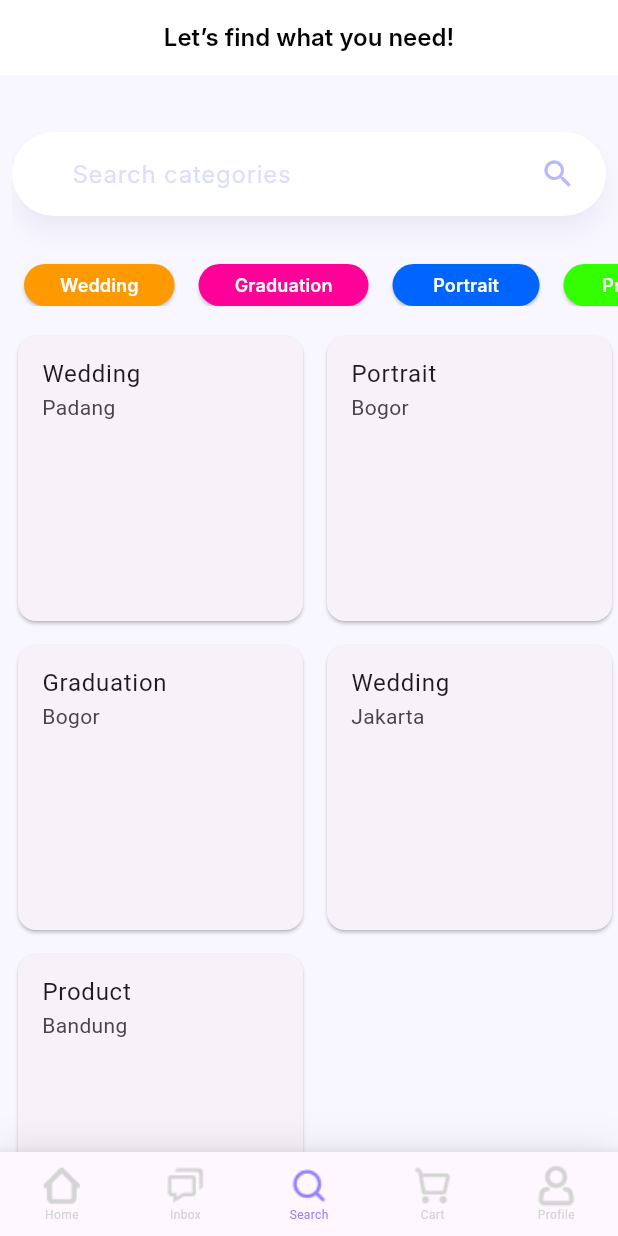
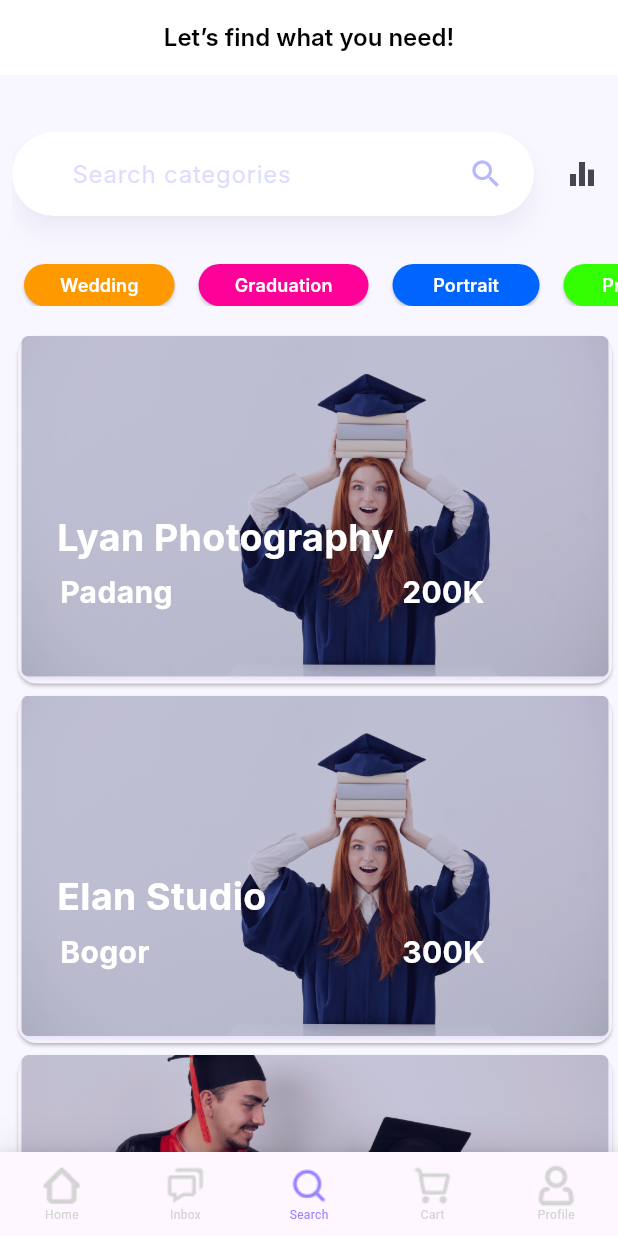
Before and after one commit to lukman-lua/FotoIn, a Flutter app: the screen it shows after launch, item 3 of the bottom bar chosen, on a phone screen of 412 x 824 dp. Run offline on Flutter 3.47's test engine with Material 3 defaults, Android fonts, the light colour scheme and no system bars; our stand-ins replace google_fonts; Roboto replaces fonts that are missing (Inter).

Commit message:
fix search

```diff
--- a/lib/model/item_data.dart
+++ b/lib/model/item_data.dart
@@ -2,22 +2,37 @@ import 'package:fotoin/model/item_model.dart';
 
 List<ItemModel> dummyData = [
   ItemModel(
+    price: '200',
+    name: 'Lyan Photography',
+    image: 'assets/wedding.png',
     location: 'Padang',
     category: 'Wedding',
   ),
   ItemModel(
+    price: '300',
+    name: 'Elan Studio',
+    image: 'assets/wedding.png',
     location: 'Bogor',
     category: 'Portrait',
   ),
   ItemModel(
+    price: '240',
+    name: 'Analogy Studio',
+    image: 'assets/graduation.png',
     location: 'Bogor',
     category: 'Graduation',
   ),
   ItemModel(
+    price: '260',
+    name: 'Wahyu Visual Studio',
+    image: 'assets/graduation.png',
     location: 'Jakarta',
     category: 'Wedding',
   ),
   ItemModel(
+    price: '160',
+    name: 'Mad House Studio',
+    image: 'assets/graduation.png',
     location: 'Bandung',
     category: 'Product',
   ),
--- a/lib/model/item_model.dart
+++ b/lib/model/item_model.dart
@@ -1,10 +1,14 @@
 class ItemModel {
-  // final String image;
+  final String image;
+  final String price;
+  final String name;
   final String location;
   final String category;
 
   ItemModel({
-    // required this.image,
+    required this.price,
+    required this.name,
+    required this.image,
     required this.location,
     required this.category,
   });
--- a/lib/search/searchpage.dart
+++ b/lib/search/searchpage.dart
@@ -1,4 +1,5 @@
 import 'package:flutter/material.dart';
+import 'package:flutter/widgets.dart';
 import 'package:fotoin/model/item_data.dart';
 import 'package:fotoin/model/item_model.dart';
 import 'package:fotoin/search/search_controller.dart';
@@ -26,8 +27,11 @@ class _SearchpageState extends State<Searchpage> {
       margin: const EdgeInsets.only(left: 8.0, top: 38.0,),
       child: ListView(
         children: [
-          Container(
-            margin: const EdgeInsets.only(right: 8.0,),
+         Row(
+  children: [
+    Expanded(
+      child: Container(
+        margin: const EdgeInsets.only(right: 8.0),
         child: SearchAnchor(
           isFullScreen: false,
           viewBackgroundColor: Colors.white,
@@ -41,8 +45,9 @@ class _SearchpageState extends State<Searchpage> {
               ),
               backgroundColor: MaterialStateProperty.all(Colors.white),
               surfaceTintColor: MaterialStateProperty.all(Colors.white),
-                    padding:  MaterialStateProperty.all<EdgeInsets>(
-                        EdgeInsets.symmetric(horizontal: 20.0)),
+              padding: MaterialStateProperty.all<EdgeInsets>(
+                EdgeInsets.symmetric(horizontal: 20.0),
+              ),
               hintText: "Search categories",
               hintStyle: MaterialStateProperty.all(
                 const TextStyle(
@@ -64,7 +69,8 @@ class _SearchpageState extends State<Searchpage> {
                   Icons.search,
                   color: Color.fromRGBO(184, 184, 255, 1),
                 ),
-                    ]);
+              ],
+            );
           },
           suggestionsBuilder: (BuildContext context, SearchController controller) {
             return List<ListTile>.generate(5, (int index) {
@@ -79,6 +85,68 @@ class _SearchpageState extends State<Searchpage> {
           },
         ),
       ),
+    ),
+    IconButton(
+      onPressed: () {
+        showModalBottomSheet(
+          backgroundColor: Color.fromARGB(255, 237, 238, 248),
+          context: context, builder: (context){
+
+          return StatefulBuilder(builder: (BuildContext context, StateSetter setState){
+            return  SingleChildScrollView(
+               child: Padding(
+                 padding: const EdgeInsets.only(left: 10.0, right: 10),
+                 child: Column(
+                   children: [
+                    SizedBox(height: 10,),
+                    Align(
+                      alignment: Alignment.topCenter,
+                      child: Text('Filters', style: TextStyle(fontSize: 20, fontWeight: FontWeight.bold),) ,
+                    ),
+                     Row(
+                      children: [
+                        ElevatedButton(
+                          onPressed: () {},
+                          child: Text('Bandung',style: TextStyle(fontSize: 15, )),),
+                          SizedBox(width: 10,),
+                        ElevatedButton(
+                          onPressed: () {},
+                          child: Text('Jakarta',style: TextStyle(fontSize: 15, )),),
+                          SizedBox(width: 10,),
+                        ElevatedButton(
+                          onPressed: () {},
+                          child: Text('Bogor',style: TextStyle(fontSize: 15, )),),
+                      ],
+                    ),
+                     Row(
+                      children: [
+                         ElevatedButton(
+                          onPressed: () {},
+                          child: Text('Riau',style: TextStyle(fontSize: 15, )),),
+                          SizedBox(width: 10,),
+                        ElevatedButton(
+                          onPressed: () {},
+                          child: Text('Palembang',style: TextStyle(fontSize: 15, )),),
+                          SizedBox(width: 10,),
+                        ElevatedButton(
+                          onPressed: () {},
+                          child: Text('Lampung',style: TextStyle(fontSize: 15, )),),
+
+                      ],
+                    ),
+                      SizedBox(height: 50,),
+                   ],
+
+                 ),
+               )  );
+          });
+        });
+      },
+      icon: const Icon(Icons.equalizer_outlined),
+    )
+  ],
+),
+
           Container(
             width: 98,
             height: 28,
@@ -90,7 +158,7 @@ class _SearchpageState extends State<Searchpage> {
               ],
             ),
           ),
-          SizedBox(height: 16),
+          const SizedBox(height: 16),
           _buildFilteredCards(),
         ],
       ),
@@ -142,28 +210,39 @@ class _SearchpageState extends State<Searchpage> {
       .where((item) => _selectedCategory.isEmpty || item.category == _selectedCategory)
       .toList();
 
-    return GridView.builder(
+  return ListView.builder(
     shrinkWrap: true,
     physics: NeverScrollableScrollPhysics(),
-  gridDelegate: SliverGridDelegateWithFixedCrossAxisCount(
-    crossAxisCount: 2,
-    crossAxisSpacing: 8.0,
-    mainAxisSpacing: 8.0,
-  ),
     itemCount: filteredItems.length,
     itemBuilder: (context, index) {
       final item = filteredItems[index];
-    return Card(
-      child: ListTile(
-        title: Text(item.category),
-        subtitle: Text(item.location),
-        onTap: () {
-          // Add logic here if needed
-        },
+      return Stack(
+        children: [
+          Card(
+            child: Image.asset(item.image),
           ),
+          Positioned(
+            top: 120,
+            left: 30,
+
+            child: Text(item.name, style: TextStyle(fontSize: 25, fontFamily: 'Inter', fontWeight: FontWeight.bold, color: Colors.white),)),
+
+            Positioned(
+              top: 160,
+              left: 32,
+              child: Text(item.location, style: TextStyle(fontSize: 20, fontFamily: 'Inter', fontWeight: FontWeight.bold, color: Colors.white),)),
+
+
+            Positioned(
+              top: 160,
+              left: 260,
+              child: Text(item.price + 'K', style: TextStyle(fontSize: 20, fontFamily: 'Inter', fontWeight: FontWeight.bold, color: Colors.white),))
+
+
+        ],
       );
     },
   );
+}
 
 }
-}
```
Also changed, not shown: assets/graduation.png (added), assets/wedding.png (added), 13 other files. Lines whose indentation alone changed are shown as unchanged.
